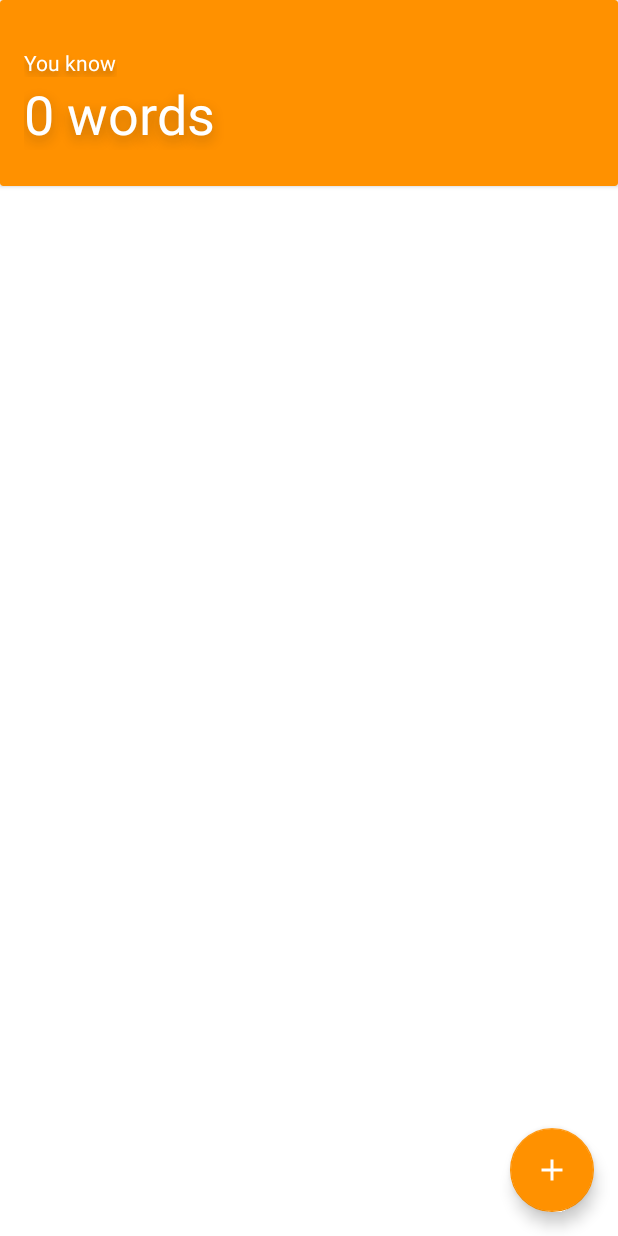
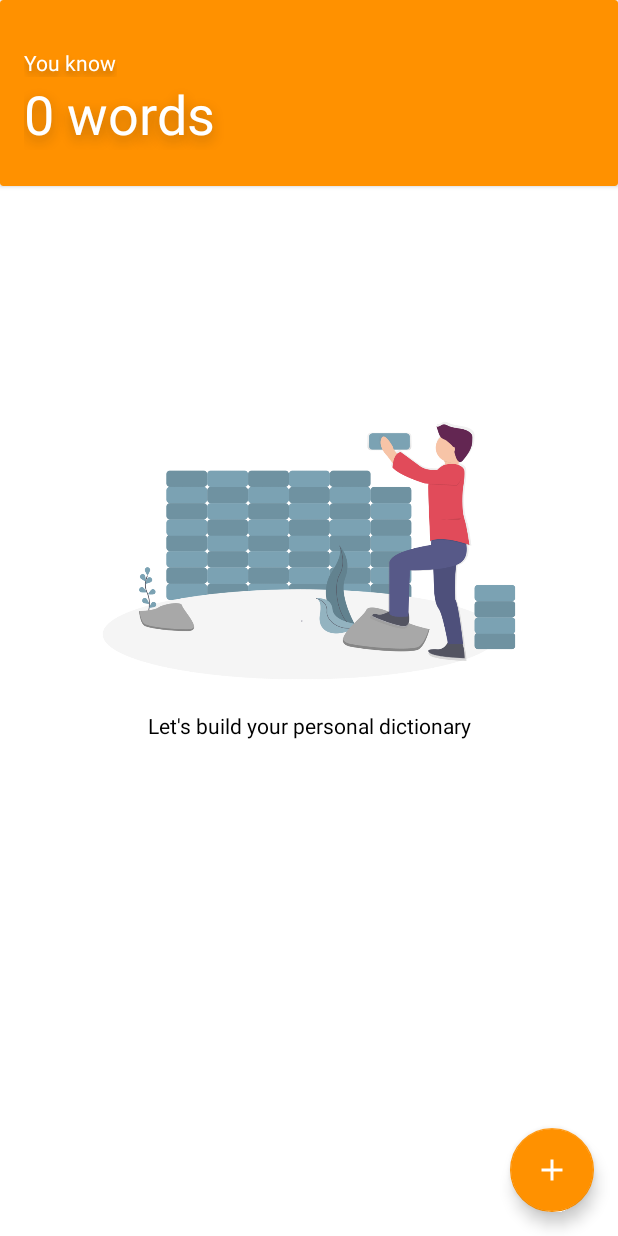
Before and after one commit to sang-ng/DictionaryMaker, an Android app: the screen it shows after launch (CategoryActivity), on a phone screen of 412 x 824 dp. Run offline under Robolectric (Android 15) with nearby library versions, the light colour scheme and no system bars; our stand-ins replace Room's generated code; Roboto replaces fonts that are not available here; 1 statement that could not run was skipped.

Commit message:
display image when no data available yet

```diff
--- a/Vocabulary App/app/src/main/res/layout/activity_category.xml
+++ b/Vocabulary App/app/src/main/res/layout/activity_category.xml
@@ -73,4 +73,28 @@
         app:rippleColor="#FFFFFF"
         app:srcCompat="@drawable/ic_baseline_add_24" />
 
+    <LinearLayout
+        android:id="@+id/category_no_words"
+        android:layout_width="match_parent"
+        android:layout_height="304dp"
+        android:layout_gravity="center"
+        android:orientation="vertical"
+        android:visibility="visible">
+
+        <ImageView
+            android:id="@+id/imageView4"
+            android:layout_width="match_parent"
+            android:layout_height="427dp"
+            android:layout_weight="1"
+            app:srcCompat="@drawable/world" />
+
+        <TextView
+            android:id="@+id/textView"
+            android:layout_width="match_parent"
+            android:layout_height="match_parent"
+            android:layout_weight="1"
+            android:gravity="center|top"
+            android:text="Let's build your personal dictionary" />
+    </LinearLayout>
+
 </FrameLayout>
--- a/Vocabulary App/app/src/main/res/layout/activity_words.xml
+++ b/Vocabulary App/app/src/main/res/layout/activity_words.xml
@@ -67,6 +67,8 @@
         android:layout_width="match_parent"
         android:layout_height="wrap_content"
         android:layout_gravity="bottom"
+        android:visibility="visible"
+        app:cardElevation="0dp"
         app:layout_constraintBottom_toBottomOf="parent"
         app:layout_constraintEnd_toEndOf="parent"
         app:layout_constraintStart_toStartOf="parent">
@@ -76,12 +78,14 @@
             android:layout_width="match_parent"
             android:layout_height="311dp"
             android:layout_gravity="bottom" />
+
     </androidx.cardview.widget.CardView>
 
     <androidx.cardview.widget.CardView
         android:id="@+id/cardView4"
         android:layout_width="match_parent"
         android:layout_height="wrap_content"
+        app:cardElevation="1dp"
         app:layout_constraintBottom_toTopOf="@+id/cardView2"
         app:layout_constraintEnd_toEndOf="parent"
         app:layout_constraintHorizontal_bias="0.0"
@@ -119,7 +123,7 @@
                     android:layout_height="wrap_content"
                     android:layout_weight="1"
                     android:background="#F1F1F1"
-                    android:text="TextView"
+                    android:text="0"
                     android:textColor="#777777"
                     android:textSize="12sp" />
             </LinearLayout>
```
Also changed, not shown: Vocabulary App/app/src/main/java/com/example/android/vocabularyapp/ui/category/CategoryActivity.kt (+3 -4 lines), Vocabulary App/app/src/main/java/com/example/android/vocabularyapp/ui/words/WordsActivity.kt (+8 -1 lines), Vocabulary App/app/src/main/res/drawable/nodata.png (added), Vocabulary App/app/src/main/res/drawable/world.png (added).
